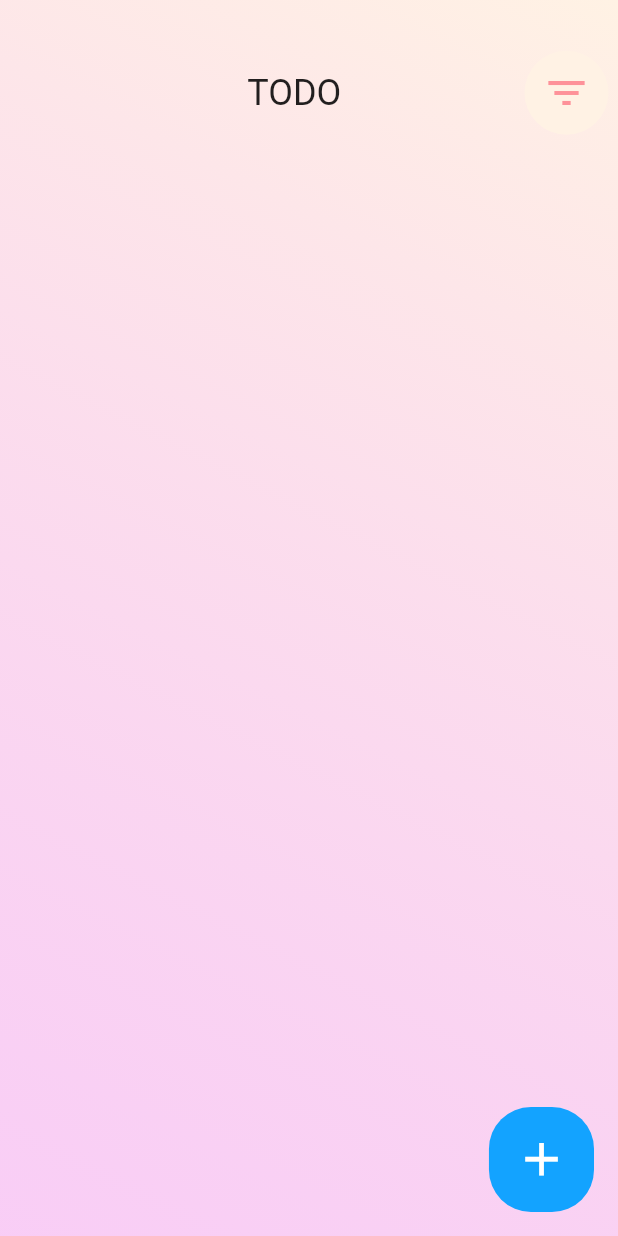
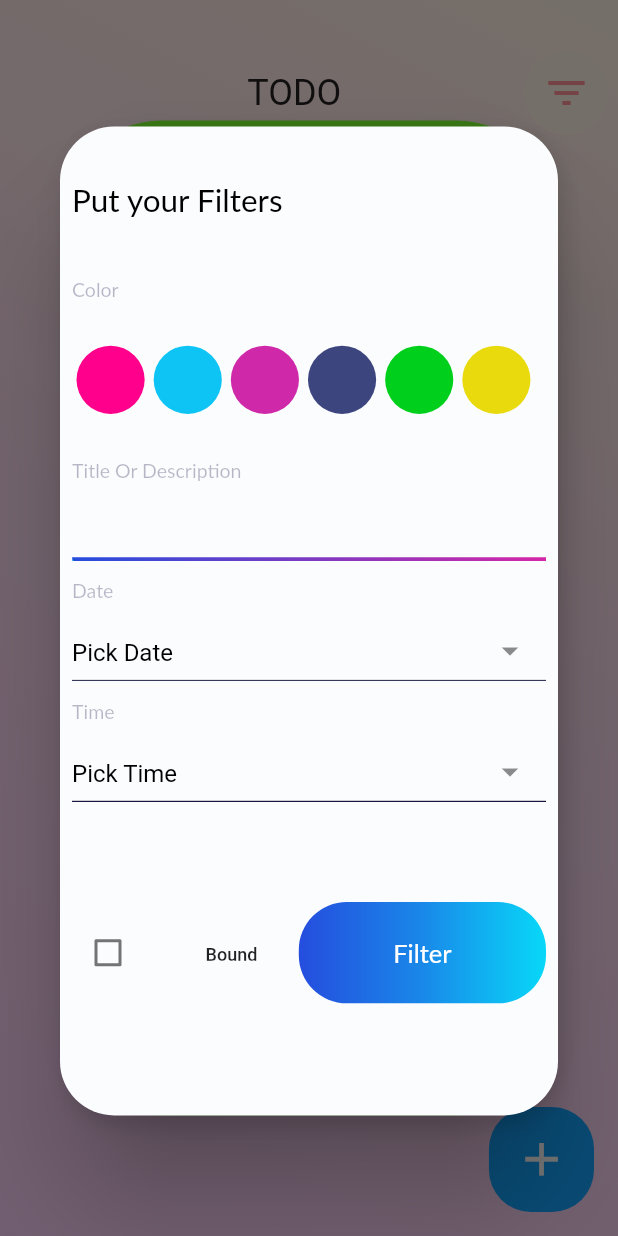
Before and after one commit to MohamedSci/Todo-App-Flutter, a Flutter app: the DisplayingTasks screen opened directly, after a tap on the "filter list" icon, on a phone screen of 412 x 824 dp. Run offline on Flutter 3.47's test engine with Material 2 defaults, Android fonts, the phone set to English and light mode, and no system bars; our stand-ins replace flutter_bloc, flutter_holo_date_picker, fluttertoast, sqflite; missing offline and left inert: day_night_time_picker; accounts and stored records are empty; Roboto replaces fonts that are missing (Lato).

Commit message:
Add Filtering Done

```diff
--- /dev/null
+++ b/lib/Filtering/filter_dialoge/filter_dialoge.dart
@@ -0,0 +1,123 @@
+import 'package:flutter/material.dart';
+import 'package:flutter_bloc/flutter_bloc.dart';
+import 'package:todo_app/Constants/colors.dart';
+import 'package:todo_app/TODO_List/controller/todo_controller.dart';
+import 'package:todo_app/TODO_List/widgets/buttons/Filter_Radio_Button.dart';
+import 'package:todo_app/TODO_List/widgets/buttons/back_task_Button.dart';
+import 'package:todo_app/TODO_List/widgets/buttons/filter_confirm_Button.dart';
+import 'package:todo_app/TODO_List/widgets/color_listview.dart';
+import 'package:todo_app/TODO_List/widgets/date_picker.dart';
+import 'package:todo_app/TODO_List/widgets/name_txtField.dart';
+import 'package:todo_app/TODO_List/widgets/text_widget.dart';
+import 'package:todo_app/TODO_List/widgets/time_picker.dart';
+import 'package:todo_app/states/states.dart';
+
+class FilterDialoge extends StatefulWidget {
+  FilterDialoge({Key key,@required this.width, @required this.height}) : super(key: key);
+double width , height;
+  @override
+  _FilterDialogeState createState() => _FilterDialogeState();
+}
+
+class _FilterDialogeState extends State<FilterDialoge> {
+
+
+  @override
+  void initState() {
+    super.initState();
+  }
+
+  @override
+  void dispose() {
+    super.dispose();
+  }
+
+  @override
+  Widget build(BuildContext context) {
+    return BlocConsumer<ToDoController, ChangState>(
+        listener: (context, state) => print("Group navigator state"),
+        builder: (context, state) {
+          return AlertDialog(
+            shape: const RoundedRectangleBorder(
+                borderRadius: BorderRadius.all(Radius.circular(68.0))),
+            contentPadding: const EdgeInsets.only(top: 4.0),
+            backgroundColor: kCardColor,
+            elevation: 32,
+            content: Container(
+              width: widget.width * 0.9,
+              height: widget.height * 0.8,
+              decoration: const BoxDecoration(
+                borderRadius: BorderRadius.all(Radius.circular(36)),
+                color: kBackColor,
+                boxShadow: [
+                  BoxShadow(
+                      color: Colors.black12,
+                      offset: Offset(3.0, 6.0),
+                      blurRadius: 10.0),
+                ],
+              ),
+              child: SizedBox(
+                width: widget.width,
+                height: widget.height,
+                 child: Padding(
+                   padding: const EdgeInsets.all(8.0),
+                   child: Column(children: [
+                     Expanded(flex: 2,child: Align(alignment: Alignment.centerLeft,
+                         child: TextWidget(fontSize: 21,color: Colors.black,txt: "Put your Filters",))),
+                     Expanded(flex: 1, child:  Align(
+                       alignment: Alignment.centerLeft,
+                       child: TextWidget(
+                           color: const Color.fromRGBO(24, 23, 67, 0.3),
+                           fontSize: 13,
+                           txt: "Color"),
+                     )),
+                     Expanded(flex: 2, child:  ColorListView(height: widget.height,width: widget.width)),
+                     Expanded(flex: 1, child:  Align(
+                       alignment: Alignment.centerLeft,
+                       child: TextWidget(
+                           color: const Color.fromRGBO(24, 23, 67, 0.3),
+                           fontSize: 13,
+                           txt: "Title Or Description"),
+                     )),
+                     Expanded(flex: 1, child: Align(
+                         alignment: Alignment.centerLeft,
+                         child: NameTextField())),
+                     Expanded(flex: 1, child:  Align(
+                       alignment: Alignment.centerLeft,
+                       child: TextWidget(
+                           color: const Color.fromRGBO(24, 23, 67, 0.3),
+                           fontSize: 13,
+                           txt: "Date"),
+                     )),
+                     Expanded(flex: 1, child: Align(
+                         alignment: Alignment.centerLeft,
+                         child: DatePickerWidget())),
+                     Expanded(flex: 1, child: Align(
+                       alignment: Alignment.centerLeft,
+                       child: TextWidget(
+                           color: const Color.fromRGBO(24, 23, 67, 0.3),
+                           fontSize: 13,
+                           txt: "Time"),
+                     )),
+                     Expanded(flex: 1, child: Align(
+                         alignment: Alignment.centerLeft,
+                         child: TimePickerWidget())),
+                     Expanded(flex: 5 ,child: Align(
+                         child: Row(mainAxisAlignment: MainAxisAlignment.spaceBetween,
+                           children: [
+                             // BackTaskButton(height: widget.height, width: widget.width, btnTxt: "Back"),
+                             FilterRadioButton(height: widget.height, width: widget.width),
+                             FilterConfirmButton(height: widget.height, width: widget.width,btnTxt: "Filter",),
+
+                           ],
+                         )))
+                   ]),
+                 ),
+              )
+
+            ),
+          );
+        });
+  }
+
+}
--- a/lib/TODO_List/Screens/DisplayTasks/Display_Tasks.dart
+++ b/lib/TODO_List/Screens/DisplayTasks/Display_Tasks.dart
@@ -1,13 +1,13 @@
 import 'package:flutter/material.dart';
 import 'package:flutter_bloc/flutter_bloc.dart';
 import 'package:todo_app/Constants/month_map.dart';
+import 'package:todo_app/Filtering/filter_dialoge/filter_dialoge.dart';
 import 'package:todo_app/TODO_List/controller/todo_controller.dart';
 import 'package:todo_app/TODO_List/database_sqflite/database_provider.dart';
 import 'package:todo_app/TODO_List/drawer/drawer_screen.dart';
 import 'package:todo_app/TODO_List/drawer/drawer_state_enum.dart';
 import 'package:todo_app/TODO_List/task_model/task_model.dart';
 import 'package:todo_app/states/states.dart';
-
 
 class DisplayingTasks extends StatefulWidget {
   @override
@@ -68,8 +68,7 @@ class _DisplayingTasksState extends State<DisplayingTasks> {
                 //close drawer, if drawer is open
               } else {
                 scaffoldKey.currentState.openEndDrawer();
-                ToDoController.get(context)
-                    .setDrawerState(DrawerState.insert);
+                ToDoController.get(context).setDrawerState(DrawerState.insert);
                 //open drawer, if drawer is closed
               }
             },
@@ -78,10 +77,12 @@ class _DisplayingTasksState extends State<DisplayingTasks> {
                 width: width * 0.17,
                 decoration: const BoxDecoration(
                     color: Color(0xFF13A3FF),
-                    borderRadius: BorderRadius.all(Radius.circular(28))
-                ),
-                child:  Icon(Icons.add,color: Colors.white,size: width * 0.09,)
-            ),
+                    borderRadius: BorderRadius.all(Radius.circular(28))),
+                child: Icon(
+                  Icons.add,
+                  color: Colors.white,
+                  size: width * 0.09,
+                )),
           ),
           body: Container(
             decoration: const BoxDecoration(
@@ -98,12 +99,15 @@ class _DisplayingTasksState extends State<DisplayingTasks> {
             height: height,
             child: Column(
               children: [
-                SizedBox(width: width,height: height * 0.15,
+                SizedBox(
+                    width: width,
+                    height: height * 0.15,
                     child: Row(
                       children: [
-                  Expanded(flex: 5,
+                        Expanded(
+                          flex: 5,
                           child: Padding(
-                      padding:  EdgeInsets.only(left: width * 0.4),
+                            padding: EdgeInsets.only(left: width * 0.4),
                             child: const Text(
                               'TODO',
                               style: TextStyle(
@@ -111,16 +115,27 @@ class _DisplayingTasksState extends State<DisplayingTasks> {
                               ),
                             ),
                           ),
-                  ),Expanded(flex: 1,child:
-                        FloatingActionButton(elevation: 0,
+                        ),
+                        Expanded(
+                            flex: 1,
+                            child: FloatingActionButton(
+                                elevation: 0,
                                 backgroundColor: const Color(0xFFFFF2E4),
-                            onPressed: () {
-
-                        }, child:const Icon(
-                          Icons.filter_list,color: Color(0xFFFE9299),size: 32,))
-
-                        )
-                ],)),
+                                onPressed: () async {
+                                  ToDoController.get(context).setDrawerState(DrawerState.filter);
+                                  await showDialog(
+                                    context: context,
+                                    builder: (context) => FilterDialoge(
+                                          height: height,
+                                          width: width,
+                                        ));},
+                                child: const Icon(
+                                  Icons.filter_list,
+                                  color: Color(0xFFFE9299),
+                                  size: 32,
+                                )))
+                      ],
+                    )),
                 SizedBox(
                   width: width,
                   height: height * 0.75,
@@ -174,8 +189,8 @@ class _DisplayingTasksState extends State<DisplayingTasks> {
                                   child: Container(
                                     decoration: const BoxDecoration(
                                         color: Colors.white,
-                                        borderRadius: BorderRadius.all(Radius.circular(14))
-                                    ),
+                                        borderRadius: BorderRadius.all(
+                                            Radius.circular(14))),
                                     height: height * 0.1,
                                     width: width,
                                     child: Row(
--- a/lib/TODO_List/Screens/add_task/Add_Task.dart
+++ b/lib/TODO_List/Screens/add_task/Add_Task.dart
@@ -1,6 +1,6 @@
 import 'package:flutter/material.dart';
 import 'package:todo_app/Constants/colors.dart';
-import 'package:todo_app/TODO_List/widgets/add_task_Button.dart';
+import 'package:todo_app/TODO_List/widgets/buttons/add_task_Button.dart';
 import 'package:todo_app/TODO_List/widgets/date_picker.dart';
 import 'package:todo_app/TODO_List/widgets/color_listview.dart';
 import 'package:todo_app/TODO_List/widgets/desc_txt_field.dart';
--- a/lib/TODO_List/Screens/update_tasks/Update_Task.dart
+++ b/lib/TODO_List/Screens/update_tasks/Update_Task.dart
@@ -3,12 +3,12 @@ import 'package:todo_app/Constants/colors.dart';
 import 'package:todo_app/TODO_List/task_model/task_model.dart';
 import 'package:todo_app/TODO_List/widgets/date_picker.dart';
 import 'package:todo_app/TODO_List/widgets/color_listview.dart';
-import 'package:todo_app/TODO_List/widgets/delete_task_Button.dart';
+import 'package:todo_app/TODO_List/widgets/buttons/delete_task_Button.dart';
 import 'package:todo_app/TODO_List/widgets/desc_txt_field.dart';
 import 'package:todo_app/TODO_List/widgets/name_txtField.dart';
 import 'package:todo_app/TODO_List/widgets/text_widget.dart';
 import 'package:todo_app/TODO_List/widgets/time_picker.dart';
-import 'package:todo_app/TODO_List/widgets/update_task_Button.dart';
+import 'package:todo_app/TODO_List/widgets/buttons/update_task_Button.dart';
 
 class UpdateTask extends StatefulWidget {
   UpdateTask({
--- a/lib/TODO_List/controller/todo_controller.dart
+++ b/lib/TODO_List/controller/todo_controller.dart
@@ -7,6 +7,8 @@ class ToDoController extends Cubit<ChangState> {
   ToDoController() : super(InitialState());
 
   static ToDoController get(context) => BlocProvider.of(context);
+
+
 
   DrawerState drawerState = DrawerState.insert;
   setDrawerState(DrawerState state){
--- a/lib/TODO_List/database_sqflite/database_provider.dart
+++ b/lib/TODO_List/database_sqflite/database_provider.dart
@@ -91,21 +91,42 @@ class DatabaseProvider extends Cubit<ChangState> {
     return taskList;
   }
 
-  Future<List<TaskModel>> filterTasks({@required int color}) async {
+  bool isJoined = false;
+
+  setFilterIsJoined(bool joined) {
+    isJoined = joined;
+    emit(SetIsFilterJoinedState());
+  }
+
+  bool getFilterIsJoined() {
+    return isJoined;
+  }
+
+  Future<List<TaskModel>> filterTasks(
+      {@required int color,
+      @required String nameDesc,
+      @required String date,
+      @required String time}) async {
+    String opt = getFilterIsJoined() ? "AND" : "OR";
+    List<TaskModel> taskList = [];
     final db = await database;
-    List<TaskModel> taskList = [];
     try {
       List<Map> tasks = await db.rawQuery(
-        'SELECT * FROM $TABLE_task WHERE $COLUMN_COLOR = $color',
-      );
+          'SELECT * FROM $TABLE_task WHERE $COLUMN_COLOR = ? $opt'
+          ' $COLUMN_TITLE like ? $opt '
+          '$COLUMN_DESCRIPTION like ? $opt '
+          '$COLUMN_DATE = ? $opt'
+          ' $COLUMN_TIME = ?',
+          [color, "%$nameDesc%", "%$nameDesc%", date, time.substring(0, 2)]);
       taskList = List<TaskModel>();
       tasks.forEach((currenttask) {
         TaskModel task = TaskModel.fromMap(currenttask);
         taskList.add(task);
       });
+      print("Data Filtered Successfully ! ");
       print(taskList);
       Fluttertoast.showToast(
-          msg: "Data Retrieved Successfully !",
+          msg: "Data Filtered Successfully !",
           toastLength: Toast.LENGTH_SHORT,
           gravity: ToastGravity.CENTER,
           timeInSecForIosWeb: 1,
--- a/lib/TODO_List/drawer/drawer_state_enum.dart
+++ b/lib/TODO_List/drawer/drawer_state_enum.dart
@@ -1,3 +1,3 @@
 enum DrawerState {
-  insert, update
+  insert, update , filter
 }
--- /dev/null
+++ b/lib/TODO_List/widgets/buttons/Filter_Radio_Button.dart
@@ -0,0 +1,52 @@
+import 'package:flutter/cupertino.dart';
+import 'package:flutter/material.dart';
+import 'package:todo_app/TODO_List/controller/todo_controller.dart';
+import 'package:todo_app/TODO_List/database_sqflite/database_provider.dart';
+import 'package:todo_app/states/states.dart';
+import 'package:flutter_bloc/flutter_bloc.dart';
+
+class FilterRadioButton extends StatefulWidget {
+  FilterRadioButton(
+      {Key key,
+      @required this.height,
+      @required this.width})
+      : super(key: key);
+  double width, height;
+
+  @override
+  State<FilterRadioButton> createState() => _FilterRadioButtonState();
+}
+
+class _FilterRadioButtonState extends State<FilterRadioButton> {
+
+
+  @override
+  void initState() {
+    // TODO: implement initState
+    super.initState();
+  }
+  @override
+  Widget build(BuildContext context) {
+    return BlocConsumer<DatabaseProvider, ChangState>(
+        listener: (context, state) => print(" state"),
+        builder: (context, state) {
+          DatabaseProvider provider = DatabaseProvider.get(context);
+          return Container(
+              width: widget.width * 0.3,
+              height: widget.height * 0.013,
+              child: Stack(
+                 children: [
+                   Checkbox(
+                     value: provider.getFilterIsJoined(),
+                     onChanged: (bool value) {
+                       provider.setFilterIsJoined(value);
+                     },
+                   ),
+                   const Align(alignment: Alignment.topRight,
+                       child: Text('Bound',style: TextStyle(fontSize: 12,fontWeight: FontWeight.w500))),
+
+                 ],
+                  ));
+        });
+  }
+}
--- /dev/null
+++ b/lib/TODO_List/widgets/buttons/back_task_Button.dart
@@ -0,0 +1,52 @@
+import 'package:flutter/cupertino.dart';
+import 'package:flutter/material.dart';
+import 'package:todo_app/TODO_List/controller/todo_controller.dart';
+import 'package:todo_app/TODO_List/widgets/text_widget.dart';
+import 'package:todo_app/states/states.dart';
+import 'package:flutter_bloc/flutter_bloc.dart';
+
+class BackTaskButton extends StatefulWidget {
+  BackTaskButton(
+      {Key key,
+      @required this.btnTxt,
+      @required this.height,
+      @required this.width})
+      : super(key: key);
+  String btnTxt;
+  double width, height;
+
+  @override
+  State<BackTaskButton> createState() => _BackTaskButtonState();
+}
+
+class _BackTaskButtonState extends State<BackTaskButton> {
+
+
+  @override
+  void initState() {
+    // TODO: implement initState
+    super.initState();
+  }
+
+  @override
+  Widget build(BuildContext context) {
+    return BlocConsumer<ToDoController, ChangState>(
+        listener: (context, state) => print(" state"),
+        builder: (context, state) {
+          ToDoController todoCont = ToDoController.get(context);
+          return InkWell(
+            onTap: () => Navigator.pop(context),
+            child: Container(
+                width: widget.width * 0.3,
+                height: widget.height * 0.082,
+                decoration: const BoxDecoration(
+                    color: Color(0xFFFF008D),
+                    borderRadius: BorderRadius.all(Radius.circular(32))),
+                child: Center(
+                  child: TextWidget(
+                      color: Colors.white, fontSize: 17, txt: widget.btnTxt),
+                )),
+          );
+        });
+  }
+}
--- /dev/null
+++ b/lib/TODO_List/widgets/buttons/filter_confirm_Button.dart
@@ -0,0 +1,76 @@
+import 'package:flutter/cupertino.dart';
+import 'package:flutter/material.dart';
+import 'package:todo_app/TODO_List/controller/todo_controller.dart';
+import 'package:todo_app/TODO_List/database_sqflite/database_provider.dart';
+import 'package:todo_app/TODO_List/widgets/text_widget.dart';
+import 'package:todo_app/states/states.dart';
+import 'package:flutter_bloc/flutter_bloc.dart';
+
+class FilterConfirmButton extends StatefulWidget {
+  FilterConfirmButton(
+      {Key key,
+      @required this.btnTxt,
+      @required this.height,
+      @required this.width})
+      : super(key: key);
+  String btnTxt;
+  double width, height;
+
+  @override
+  State<FilterConfirmButton> createState() => _FilterConfirmButtonState();
+}
+
+class _FilterConfirmButtonState extends State<FilterConfirmButton> {
+  filterFun(
+      {
+        @required int color,
+      @required String name,
+      @required String date,
+      @required String time}) async {
+     await DatabaseProvider.get(context).filterTasks(
+       color: color,nameDesc: name,date: date ,time: time
+     );
+  }
+
+
+  @override
+  void initState() {
+    // TODO: implement initState
+    super.initState();
+  }
+
+  @override
+  Widget build(BuildContext context) {
+    return BlocConsumer<ToDoController, ChangState>(
+        listener: (context, state) => print(" state"),
+        builder: (context, state) {
+          ToDoController todoCont = ToDoController.get(context);
+          return InkWell(
+            onTap: () => filterFun(
+              color: todoCont.getColorNum(),
+              name: todoCont.getNameText(),
+              date: todoCont.getDateText(),
+              time: todoCont.getTimeText(),
+            ),
+            child: Container(
+                width: widget.width * 0.4,
+                height: widget.height * 0.082,
+                decoration: const BoxDecoration(
+                    gradient: LinearGradient(
+                      begin: Alignment.topLeft,
+                      end: Alignment.topRight,
+                      colors: [
+                        Color(0xFF254DDE),
+                        Color(0xFF1988E9),
+                        Color(0xFF08D8F8)
+                      ],
+                    ),
+                    borderRadius: BorderRadius.all(Radius.circular(32))),
+                child: Center(
+                  child: TextWidget(
+                      color: Colors.white, fontSize: 17, txt: widget.btnTxt),
+                )),
+          );
+        });
+  }
+}
--- a/lib/TODO_List/widgets/color_listview.dart
+++ b/lib/TODO_List/widgets/color_listview.dart
@@ -47,7 +47,8 @@ class _ColorListViewState extends State<ColorListView> {
               return  Container(
                 margin: const EdgeInsets.all(1.0),
                 padding: const EdgeInsets.all(2.0),
-                decoration: ToDoController.get(context).getColorNum()==kListOptionsColor[i]?
+                decoration:
+                ToDoController.get(context).getColorNum() == kListOptionsColor[i]?
                 BoxDecoration(
                     border: Border.all(color: Color(kListOptionsColor[i]))
                 ):null,
--- a/lib/states/states.dart
+++ b/lib/states/states.dart
@@ -37,3 +37,5 @@ class SetDrawerStateState extends ChangState {}
 class SetTaskModelState extends ChangState {}
 
 class SetTasksListState extends ChangState {}
+
+class SetIsFilterJoinedState extends ChangState {}
```
Also changed, not shown: lib/TODO_List/widgets/buttons/add_task_Button.dart (renamed from lib/TODO_List/widgets/add_task_Button.dart), lib/TODO_List/widgets/buttons/delete_task_Button.dart (renamed from lib/TODO_List/widgets/delete_task_Button.dart), lib/TODO_List/widgets/buttons/update_task_Button.dart (renamed from lib/TODO_List/widgets/update_task_Button.dart). Lines whose indentation alone changed are shown as unchanged.
